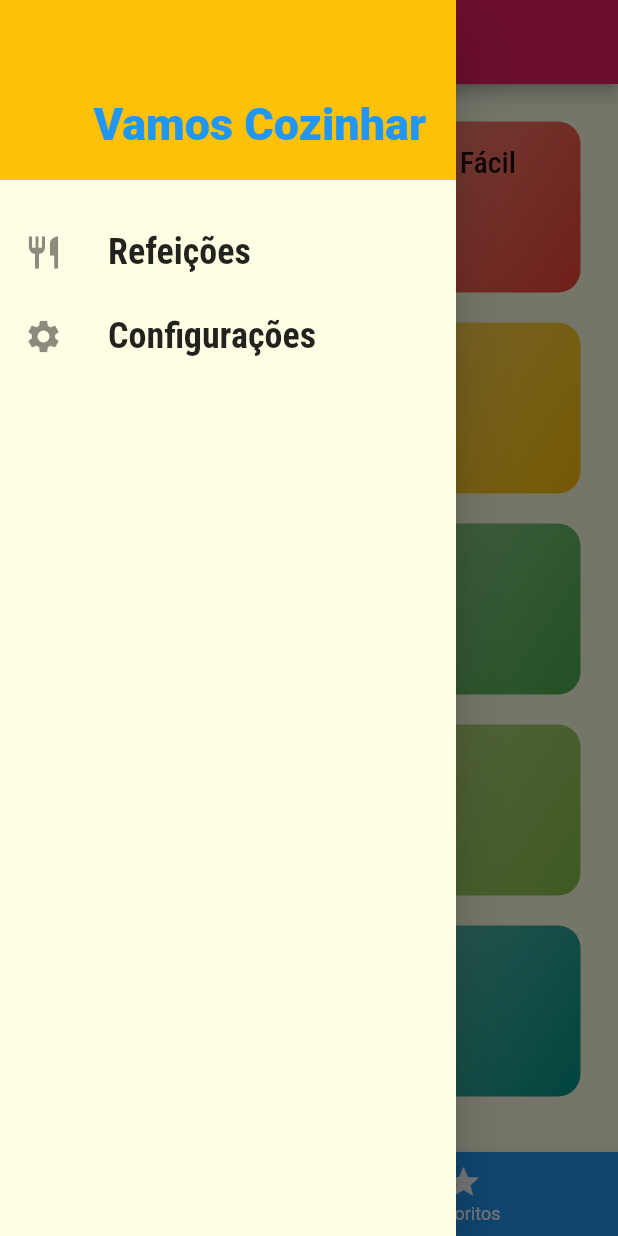
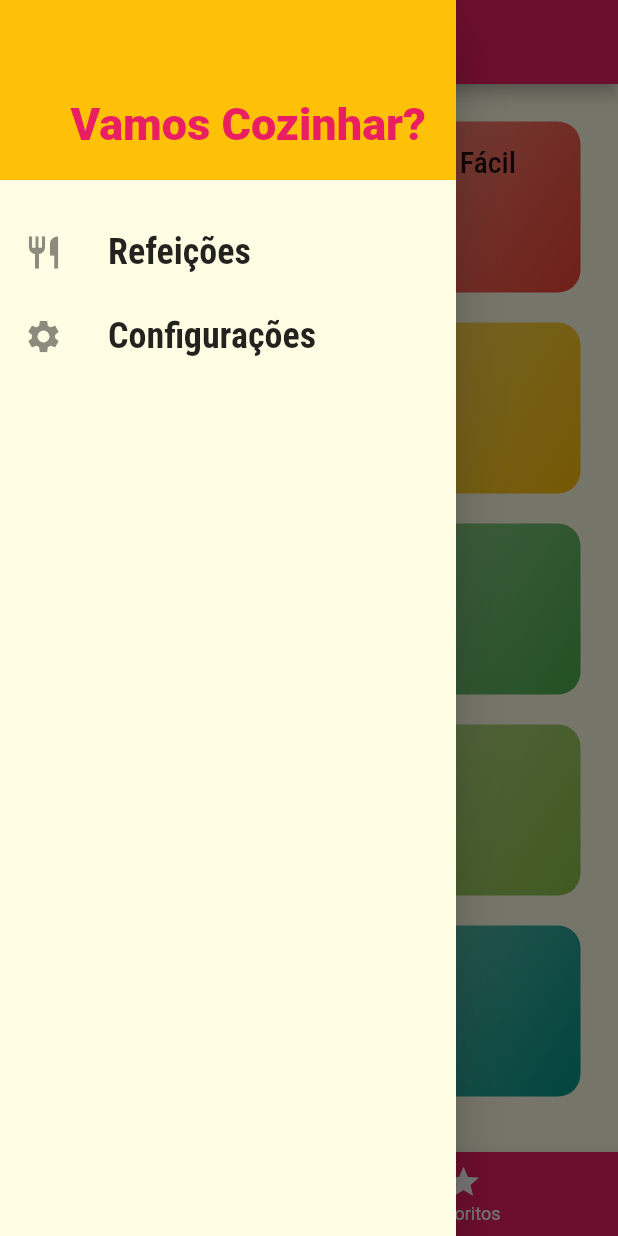
Before and after one commit to diego-r93/meals, a Flutter app: the screen it shows after launch, with the side drawer open, on a phone screen of 412 x 824 dp. Run offline on Flutter 3.47's test engine with Material 2 defaults, Android fonts, the phone set to English and light mode, and no system bars.

Commit message:
:hammer: Corrigindo mais alguns arquivos

```diff
--- a/lib/components/category_item.dart
+++ b/lib/components/category_item.dart
@@ -23,10 +23,6 @@ class CategoryItem extends StatelessWidget {
       borderRadius: BorderRadius.circular(15),
       child: Container(
         padding: const EdgeInsets.all(15),
-        child: Text(
-          category.title,
-          style: Theme.of(context).textTheme.titleLarge,
-        ),
         decoration: BoxDecoration(
           borderRadius: BorderRadius.circular(15),
           gradient: LinearGradient(
@@ -38,6 +34,10 @@ class CategoryItem extends StatelessWidget {
             end: Alignment.bottomRight,
           ),
         ),
+        child: Text(
+          category.title,
+          style: Theme.of(context).textTheme.titleLarge,
+        ),
       ),
     );
   }
--- a/lib/components/main_drawer.dart
+++ b/lib/components/main_drawer.dart
@@ -35,11 +35,11 @@ class MainDrawer extends StatelessWidget {
             color: Theme.of(context).colorScheme.secondary,
             alignment: Alignment.bottomRight,
             child: Text(
-              'Vamos Cozinhar',
+              'Vamos Cozinhar?',
               style: TextStyle(
                 fontWeight: FontWeight.w900,
                 fontSize: 30,
-                color: Theme.of(context).primaryColor,
+                color: Theme.of(context).colorScheme.primary,
               ),
             ),
           ),
--- a/lib/screens/meal_detail_screen.dart
+++ b/lib/screens/meal_detail_screen.dart
@@ -59,6 +59,7 @@ class MealDetailScreen extends StatelessWidget {
                 itemCount: meal.ingredients.length,
                 itemBuilder: (ctx, index) {
                   return Card(
+                    color: Theme.of(context).colorScheme.secondary,
                     child: Padding(
                       padding: const EdgeInsets.symmetric(
                         vertical: 5,
@@ -66,7 +67,6 @@ class MealDetailScreen extends StatelessWidget {
                       ),
                       child: Text(meal.ingredients[index]),
                     ),
-                    color: Theme.of(context).colorScheme.secondary,
                   );
                 },
               ),
--- a/lib/screens/tabs_screen.dart
+++ b/lib/screens/tabs_screen.dart
@@ -11,7 +11,7 @@ class TabsScreen extends StatefulWidget {
   const TabsScreen(this.favoriteMeals, {Key? key}) : super(key: key);
 
   @override
-  _TabsScreenState createState() => _TabsScreenState();
+  State<TabsScreen> createState() => _TabsScreenState();
 }
 
 class _TabsScreenState extends State<TabsScreen> {
@@ -49,7 +49,7 @@ class _TabsScreenState extends State<TabsScreen> {
       body: _screens[_selectedScreenIndex],
       bottomNavigationBar: BottomNavigationBar(
         onTap: _selectScreen,
-        backgroundColor: Theme.of(context).primaryColor,
+        backgroundColor: Theme.of(context).colorScheme.primary,
         unselectedItemColor: Colors.white,
         selectedItemColor: Theme.of(context).colorScheme.secondary,
         currentIndex: _selectedScreenIndex,
--- a/pubspec.yaml
+++ b/pubspec.yaml
@@ -44,7 +44,7 @@ dev_dependencies:
   # activated in the `analysis_options.yaml` file located at the root of your
   # package. See that file for information about deactivating specific lint
   # rules and activating additional ones.
-  flutter_lints: ^1.0.0
+  flutter_lints: ^2.0.2
 
 # For information on the generic Dart part of this file, see the
 # following page: https://dart.dev/tools/pub/pubspec
```
Also changed, not shown: pubspec.lock.
